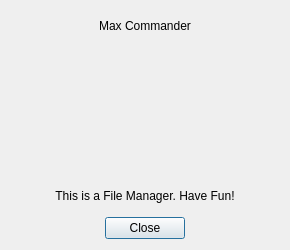
This is ui/aboutdialog.ui in maxavadallat/maxcommander as Qt 5 draws it before an edit. The edited form follows.
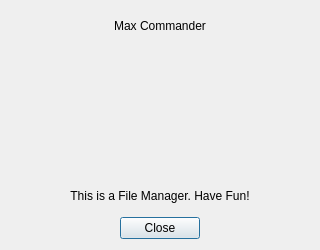
This is the edited form. Icons and pictures are not drawn.

Patch:
```diff
--- a/ui/aboutdialog.ui
+++ b/ui/aboutdialog.ui
@@ -6,19 +6,19 @@
    <rect>
     <x>0</x>
     <y>0</y>
-    <width>290</width>
+    <width>320</width>
     <height>250</height>
    </rect>
   </property>
   <property name="minimumSize">
    <size>
-    <width>290</width>
+    <width>320</width>
     <height>250</height>
    </size>
   </property>
   <property name="maximumSize">
    <size>
-    <width>290</width>
+    <width>320</width>
     <height>250</height>
    </size>
   </property>
```
